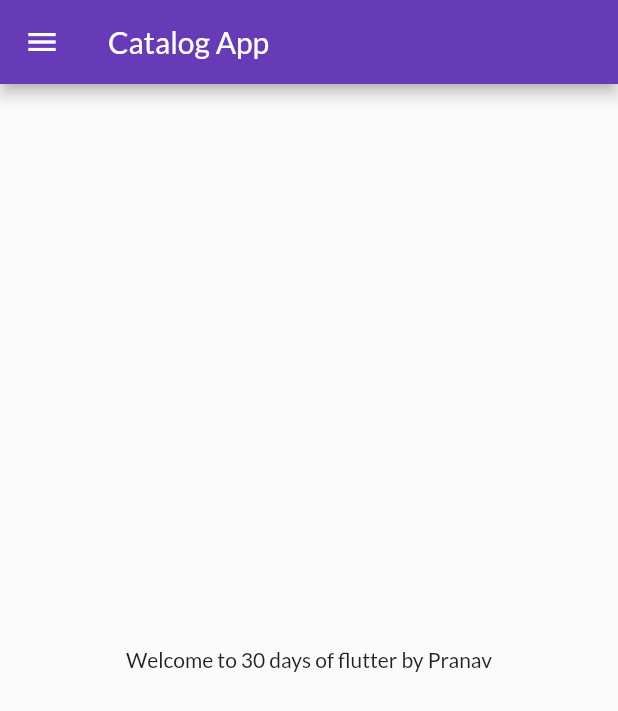
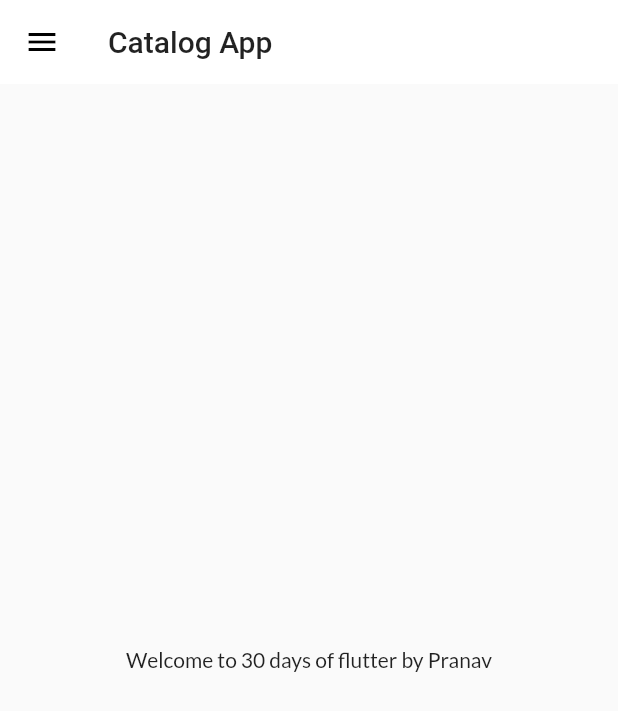
Before and after one commit to Pranav2907/30DaysOfFlutter, a Flutter app: the screen it shows after launch, on a phone screen of 412 x 824 dp. Shown: the top 711 px of the screen. Run offline on Flutter 3.47's test engine with Material 2 defaults, Android fonts, the phone set to English and light mode, and no system bars; our stand-ins replace google_fonts.

Commit message:
themes extracted

```diff
--- a/lib/main.dart
+++ b/lib/main.dart
@@ -4,7 +4,8 @@ import 'package:flutter/material.dart';
 import 'package:flutter_catalog/pages/home_page.dart';
 import 'package:flutter_catalog/pages/login_page.dart';
 import 'package:flutter_catalog/utils/routes.dart';
-import 'package:google_fonts/google_fonts.dart';
+import 'package:flutter_catalog/widgets/themes.dart';
+
 
 void main() {
   runApp(const MyApp());
@@ -18,11 +19,8 @@ class MyApp extends StatelessWidget {
   Widget build(BuildContext context) {
     return MaterialApp(
       themeMode: ThemeMode.light,
-      theme: ThemeData(
-        primarySwatch: Colors.deepPurple,
-        fontFamily: GoogleFonts.lato().fontFamily,
-      ),
-      darkTheme: ThemeData(brightness: Brightness.dark),
+      theme: MyTheme.lightTheme(context),
+      darkTheme: MyTheme.darkTheme(context),
       debugShowCheckedModeBanner: false,
       initialRoute: MyRoutes.homeRoute,
       routes:{
--- /dev/null
+++ b/lib/widgets/themes.dart
@@ -0,0 +1,20 @@
+import 'package:flutter/material.dart';
+import 'package:google_fonts/google_fonts.dart';
+
+class MyTheme {
+   static ThemeData lightTheme(BuildContext context) => ThemeData(
+        primarySwatch: Colors.deepPurple,
+        fontFamily: GoogleFonts.lato().fontFamily,
+        appBarTheme: AppBarTheme(
+          color:Colors.white,
+          elevation: 0.0,
+          // ignore: prefer_const_constructors
+          iconTheme: IconThemeData(color: Colors.black),
+          titleTextStyle: Theme.of(context).textTheme.headline6,
+        )
+      );
+
+      static ThemeData darkTheme(BuildContext context) => ThemeData(
+             brightness: Brightness.dark,
+      );
+}
```
